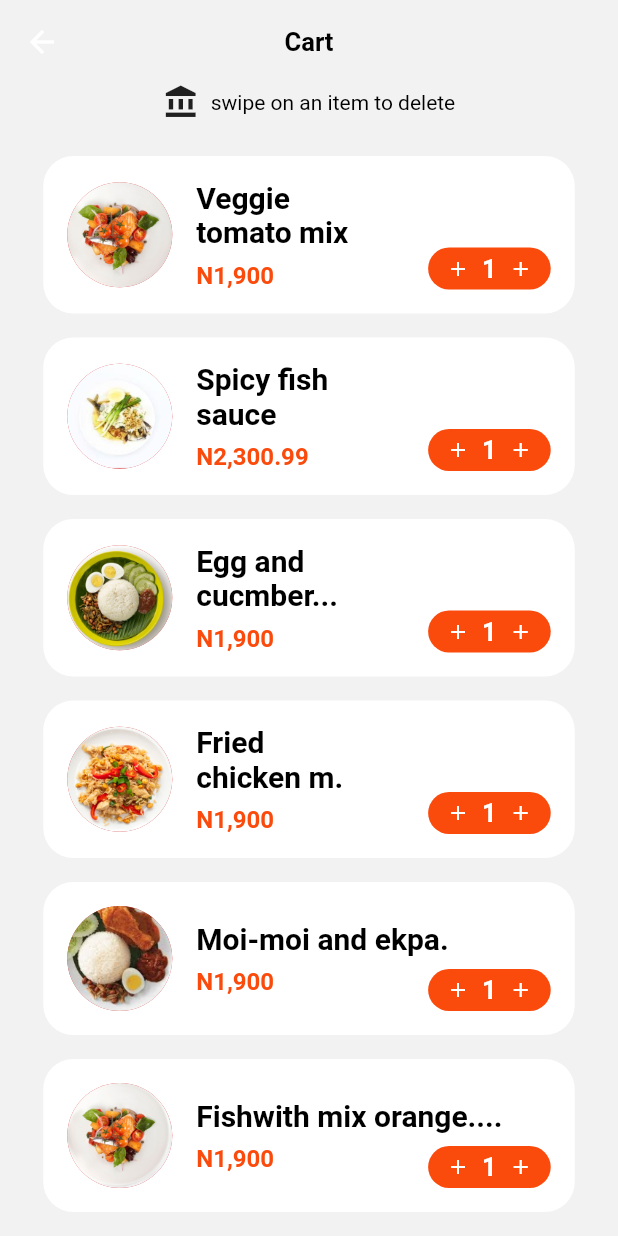
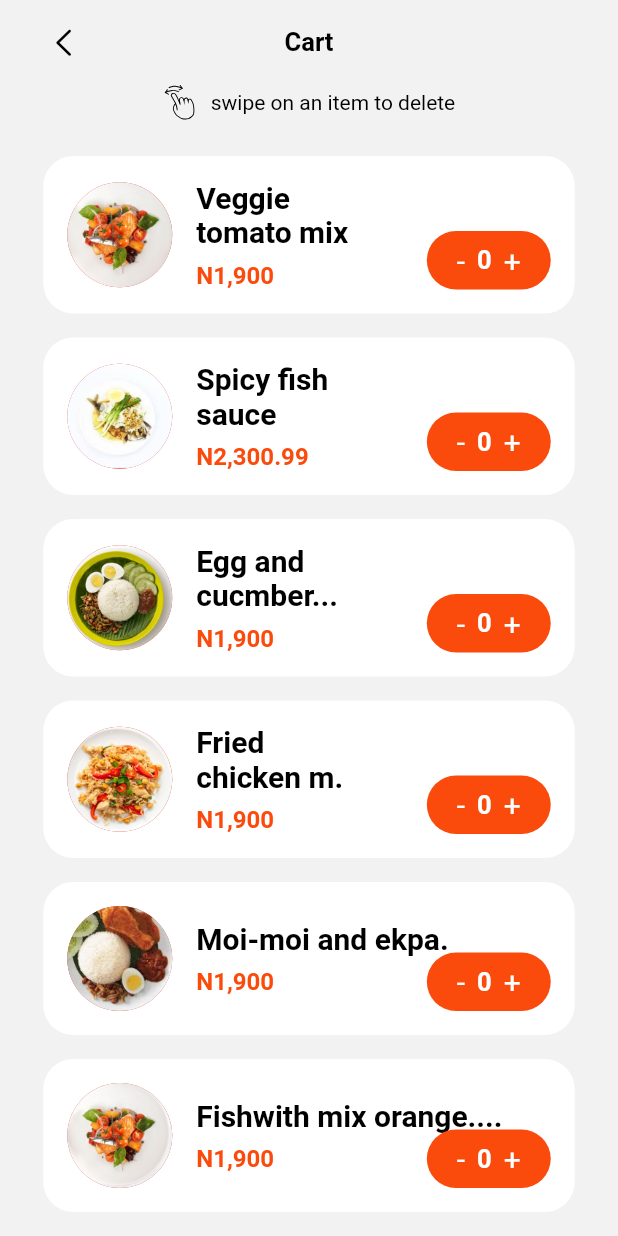
Before and after one commit to ManuelCasabel/food_delivery, a Flutter app: the CartScreen screen opened directly, on a phone screen of 412 x 824 dp. Run offline on Flutter 3.47's test engine with Material 2 defaults, Android fonts, the phone set to English and light mode, and no system bars; our stand-ins replace flutter_advanced_drawer, flutter_svg, get; Roboto replaces fonts that are missing (SF).

Commit message:
add quantity function in food controller for increment and decrement

```diff
--- a/lib/controllers/food_controller.dart
+++ b/lib/controllers/food_controller.dart
@@ -10,42 +10,87 @@ class FoodController extends GetxController{
 
   List<Item> itemsList = [
     Item(
+        id: 1,
+        quantity: 0,
         img: 'assets/images/food-img1.png',
         name: 'Veggie \ntomato mix',
         price: 'N1,900',
-        returnPolicy: 'All our foods are double checked before leaving our stores so by any case you found a broken food please contact our hotline immediately.',
-        deliveryInfo: 'Delivered between monday aug and thursday 20 from 8pm to 91:32 pm'),
+        returnPolicy:
+        'All our foods are double checked before leaving our stores so by any case you found a broken food please contact our hotline immediately.',
+        deliveryInfo:
+        'Delivered between monday aug and thursday 20 from 8pm to 91:32 pm'),
     Item(
+        id: 2,
+        quantity: 0,
         img: 'assets/images/food-img2.png',
         name: 'Spicy fish \nsauce',
         price: 'N2,300.99',
-        deliveryInfo: 'Lorem ipsum dolor sit amet, consectetur adipiscing elit. Laoreet interdum enim, malesuada lacus sem quis. Sed euismod eu rhoncus convallis. Habitasse lacinia sit vestibulum, blandit feugiat accumsan. Eget sed nulla viverra volutpat tellus vestibulum aliquam.',
-        returnPolicy: 'Lorem ipsum dolor sit amet, consectetur adipiscing elit. A nibh rhoncus aliquet sagittis euismod dolor mauris. Sed purus lectus cras sit senectus. Rhoncus cursus ipsum elementum ultrices purus scelerisque magna. Volutpat sed libero habitant nunc, adipiscing turpis feugiat bibendum. Aliquet tellus dolor nunc bibendum iaculis quis blandit sit bibendum. Tincidunt ultrices mollis et consectetur diam nulla facilisis. At convallis aliquet adipiscing non ac feugiat. Ut volutpat porttitor volutpat phasellus vivamus. Eu nullam vel odio tincidunt malesuada imperdiet quis amet donec.'),
+        deliveryInfo:
+        'Lorem ipsum dolor sit amet, consectetur adipiscing elit. Laoreet interdum enim, malesuada lacus sem quis. Sed euismod eu rhoncus convallis. Habitasse lacinia sit vestibulum, blandit feugiat accumsan. Eget sed nulla viverra volutpat tellus vestibulum aliquam.',
+        returnPolicy:
+        'Lorem ipsum dolor sit amet, consectetur adipiscing elit. A nibh rhoncus aliquet sagittis euismod dolor mauris. Sed purus lectus cras sit senectus. Rhoncus cursus ipsum elementum ultrices purus scelerisque magna. Volutpat sed libero habitant nunc, adipiscing turpis feugiat bibendum. Aliquet tellus dolor nunc bibendum iaculis quis blandit sit bibendum. Tincidunt ultrices mollis et consectetur diam nulla facilisis. At convallis aliquet adipiscing non ac feugiat. Ut volutpat porttitor volutpat phasellus vivamus. Eu nullam vel odio tincidunt malesuada imperdiet quis amet donec.'),
     Item(
+        id: 3,
+        quantity: 0,
         img: 'assets/images/food-img3.png',
         name: 'Egg and \ncucmber...',
         price: 'N1,900',
-        deliveryInfo: 'Lorem ipsum dolor sit amet, consectetur adipiscing elit. Laoreet interdum enim, malesuada lacus sem quis. Sed euismod eu rhoncus convallis. Habitasse lacinia sit vestibulum, blandit feugiat accumsan. Eget sed nulla viverra volutpat tellus vestibulum aliquam.',
-        returnPolicy: 'Lorem ipsum dolor sit amet, consectetur adipiscing elit. Laoreet interdum enim, malesuada lacus sem quis. Sed euismod eu rhoncus convallis. Habitasse lacinia sit vestibulum, blandit feugiat accumsan. Eget sed nulla viverra volutpat tellus vestibulum aliquam.'),
+        deliveryInfo:
+        'Lorem ipsum dolor sit amet, consectetur adipiscing elit. Laoreet interdum enim, malesuada lacus sem quis. Sed euismod eu rhoncus convallis. Habitasse lacinia sit vestibulum, blandit feugiat accumsan. Eget sed nulla viverra volutpat tellus vestibulum aliquam.',
+        returnPolicy:
+        'Lorem ipsum dolor sit amet, consectetur adipiscing elit. Laoreet interdum enim, malesuada lacus sem quis. Sed euismod eu rhoncus convallis. Habitasse lacinia sit vestibulum, blandit feugiat accumsan. Eget sed nulla viverra volutpat tellus vestibulum aliquam.'),
     Item(
+        id: 4,
+        quantity: 0,
         img: 'assets/images/food-img4.png',
         name: 'Fried \nchicken m.',
         price: 'N1,900',
-        deliveryInfo: 'Lorem ipsum dolor sit amet, consectetur adipiscing elit. Laoreet interdum enim, malesuada lacus sem quis. Sed euismod eu rhoncus convallis. Habitasse lacinia sit vestibulum, blandit feugiat accumsan. Eget sed nulla viverra volutpat tellus vestibulum aliquam.',
-        returnPolicy: 'Lorem ipsum dolor sit amet, consectetur adipiscing elit. A nibh rhoncus aliquet sagittis euismod dolor mauris. Sed purus lectus cras sit senectus. Rhoncus cursus ipsum elementum ultrices purus scelerisque magna. Volutpat sed libero habitant nunc, adipiscing turpis feugiat bibendum. Aliquet tellus dolor nunc bibendum iaculis quis blandit sit bibendum. Tincidunt ultrices mollis et consectetur diam nulla facilisis. At convallis aliquet adipiscing non ac feugiat. Ut volutpat porttitor volutpat phasellus vivamus. Eu nullam vel odio tincidunt malesuada imperdiet quis amet donec.'),
+        deliveryInfo:
+        'Lorem ipsum dolor sit amet, consectetur adipiscing elit. Laoreet interdum enim, malesuada lacus sem quis. Sed euismod eu rhoncus convallis. Habitasse lacinia sit vestibulum, blandit feugiat accumsan. Eget sed nulla viverra volutpat tellus vestibulum aliquam.',
+        returnPolicy:
+        'Lorem ipsum dolor sit amet, consectetur adipiscing elit. A nibh rhoncus aliquet sagittis euismod dolor mauris. Sed purus lectus cras sit senectus. Rhoncus cursus ipsum elementum ultrices purus scelerisque magna. Volutpat sed libero habitant nunc, adipiscing turpis feugiat bibendum. Aliquet tellus dolor nunc bibendum iaculis quis blandit sit bibendum. Tincidunt ultrices mollis et consectetur diam nulla facilisis. At convallis aliquet adipiscing non ac feugiat. Ut volutpat porttitor volutpat phasellus vivamus. Eu nullam vel odio tincidunt malesuada imperdiet quis amet donec.'),
     Item(
+        id: 5,
+        quantity: 0,
         img: 'assets/images/food-img5.png',
         name: 'Moi-moi and ekpa.',
         price: 'N1,900',
-        deliveryInfo: 'Lorem ipsum dolor sit amet, consectetur adipiscing elit. Laoreet interdum enim, malesuada lacus sem quis. Sed euismod eu rhoncus convallis. Habitasse lacinia sit vestibulum, blandit feugiat accumsan. Eget sed nulla viverra volutpat tellus vestibulum aliquam.',
-        returnPolicy: 'Lorem ipsum dolor sit amet, consectetur adipiscing elit. A nibh rhoncus aliquet sagittis euismod dolor mauris. Sed purus lectus cras sit senectus. Rhoncus cursus ipsum elementum ultrices purus scelerisque magna. Volutpat sed libero habitant nunc, adipiscing turpis feugiat bibendum. Aliquet tellus dolor nunc bibendum iaculis quis blandit sit bibendum. Tincidunt ultrices mollis et consectetur diam nulla facilisis. At convallis aliquet adipiscing non ac feugiat. Ut volutpat porttitor volutpat phasellus vivamus. Eu nullam vel odio tincidunt malesuada imperdiet quis amet donec.'),
+        deliveryInfo:
+        'Lorem ipsum dolor sit amet, consectetur adipiscing elit. Laoreet interdum enim, malesuada lacus sem quis. Sed euismod eu rhoncus convallis. Habitasse lacinia sit vestibulum, blandit feugiat accumsan. Eget sed nulla viverra volutpat tellus vestibulum aliquam.',
+        returnPolicy:
+        'Lorem ipsum dolor sit amet, consectetur adipiscing elit. A nibh rhoncus aliquet sagittis euismod dolor mauris. Sed purus lectus cras sit senectus. Rhoncus cursus ipsum elementum ultrices purus scelerisque magna. Volutpat sed libero habitant nunc, adipiscing turpis feugiat bibendum. Aliquet tellus dolor nunc bibendum iaculis quis blandit sit bibendum. Tincidunt ultrices mollis et consectetur diam nulla facilisis. At convallis aliquet adipiscing non ac feugiat. Ut volutpat porttitor volutpat phasellus vivamus. Eu nullam vel odio tincidunt malesuada imperdiet quis amet donec.'),
     Item(
+        id: 6,
+        quantity: 0,
         img: 'assets/images/food-img6.png',
         name: 'Fishwith mix orange....',
         price: 'N1,900',
-        returnPolicy: 'Lorem ipsum dolor sit amet, consectetur adipiscing elit. A nibh rhoncus aliquet sagittis euismod dolor mauris. Sed purus lectus cras sit senectus. Rhoncus cursus ipsum elementum ultrices purus scelerisque magna. Volutpat sed libero habitant nunc, adipiscing turpis feugiat bibendum. Aliquet tellus dolor nunc bibendum iaculis quis blandit sit bibendum. Tincidunt ultrices mollis et consectetur diam nulla facilisis. At convallis aliquet adipiscing non ac feugiat. Ut volutpat porttitor volutpat phasellus vivamus. Eu nullam vel odio tincidunt malesuada imperdiet quis amet donec.',
-        deliveryInfo: 'Lorem ipsum dolor sit amet, consectetur adipiscing elit. Laoreet interdum enim, malesuada lacus sem quis. Sed euismod eu rhoncus convallis. Habitasse lacinia sit vestibulum, blandit feugiat accumsan. Eget sed nulla viverra volutpat tellus vestibulum aliquam.'),
+        returnPolicy:
+        'Lorem ipsum dolor sit amet, consectetur adipiscing elit. A nibh rhoncus aliquet sagittis euismod dolor mauris. Sed purus lectus cras sit senectus. Rhoncus cursus ipsum elementum ultrices purus scelerisque magna. Volutpat sed libero habitant nunc, adipiscing turpis feugiat bibendum. Aliquet tellus dolor nunc bibendum iaculis quis blandit sit bibendum. Tincidunt ultrices mollis et consectetur diam nulla facilisis. At convallis aliquet adipiscing non ac feugiat. Ut volutpat porttitor volutpat phasellus vivamus. Eu nullam vel odio tincidunt malesuada imperdiet quis amet donec.',
+        deliveryInfo:
+        'Lorem ipsum dolor sit amet, consectetur adipiscing elit. Laoreet interdum enim, malesuada lacus sem quis. Sed euismod eu rhoncus convallis. Habitasse lacinia sit vestibulum, blandit feugiat accumsan. Eget sed nulla viverra volutpat tellus vestibulum aliquam.'),
   ];
+
+  itemIncrement(Item item){
+    if(item.quantity <9){
+      item.quantity += 1;
+      update(['quantity']);
+    }else{
+      Get.snackbar('title', 'asdad');
+    }
+
+  }
+
+  itemDecrement(Item item){
+    if(item.quantity > 1){
+      item.quantity -= 1;
+      update(['quantity']);
+    }
+    else{
+      Get.snackbar('title', 'asdad');
+    }
+
+  }
 
 
 
--- a/lib/models/item.dart
+++ b/lib/models/item.dart
@@ -1,4 +1,6 @@
 class Item {
+  int id;
+  int quantity;
   String img;
   String name;
   String price;
@@ -6,48 +8,74 @@ class Item {
   String returnPolicy;
 
   Item(
-      {required this.img,
+      {required this.id,
+      required this.img,
       required this.name,
       required this.price,
       required this.deliveryInfo,
-      required this.returnPolicy});
+      required this.returnPolicy,
+      required this.quantity});
 }
 
 List<Item> itemsList = [
   Item(
+      id: 1,
+      quantity: 0,
       img: 'assets/images/food-img1.png',
       name: 'Veggie \ntomato mix',
       price: 'N1,900',
-      returnPolicy: 'All our foods are double checked before leaving our stores so by any case you found a broken food please contact our hotline immediately.',
-      deliveryInfo: 'Delivered between monday aug and thursday 20 from 8pm to 91:32 pm'),
+      returnPolicy:
+          'All our foods are double checked before leaving our stores so by any case you found a broken food please contact our hotline immediately.',
+      deliveryInfo:
+          'Delivered between monday aug and thursday 20 from 8pm to 91:32 pm'),
   Item(
+      id: 2,
+      quantity: 0,
       img: 'assets/images/food-img2.png',
       name: 'Spicy fish \nsauce',
       price: 'N2,300.99',
-      deliveryInfo: 'Lorem ipsum dolor sit amet, consectetur adipiscing elit. Laoreet interdum enim, malesuada lacus sem quis. Sed euismod eu rhoncus convallis. Habitasse lacinia sit vestibulum, blandit feugiat accumsan. Eget sed nulla viverra volutpat tellus vestibulum aliquam.',
-      returnPolicy: 'Lorem ipsum dolor sit amet, consectetur adipiscing elit. A nibh rhoncus aliquet sagittis euismod dolor mauris. Sed purus lectus cras sit senectus. Rhoncus cursus ipsum elementum ultrices purus scelerisque magna. Volutpat sed libero habitant nunc, adipiscing turpis feugiat bibendum. Aliquet tellus dolor nunc bibendum iaculis quis blandit sit bibendum. Tincidunt ultrices mollis et consectetur diam nulla facilisis. At convallis aliquet adipiscing non ac feugiat. Ut volutpat porttitor volutpat phasellus vivamus. Eu nullam vel odio tincidunt malesuada imperdiet quis amet donec.'),
+      deliveryInfo:
+          'Lorem ipsum dolor sit amet, consectetur adipiscing elit. Laoreet interdum enim, malesuada lacus sem quis. Sed euismod eu rhoncus convallis. Habitasse lacinia sit vestibulum, blandit feugiat accumsan. Eget sed nulla viverra volutpat tellus vestibulum aliquam.',
+      returnPolicy:
+          'Lorem ipsum dolor sit amet, consectetur adipiscing elit. A nibh rhoncus aliquet sagittis euismod dolor mauris. Sed purus lectus cras sit senectus. Rhoncus cursus ipsum elementum ultrices purus scelerisque magna. Volutpat sed libero habitant nunc, adipiscing turpis feugiat bibendum. Aliquet tellus dolor nunc bibendum iaculis quis blandit sit bibendum. Tincidunt ultrices mollis et consectetur diam nulla facilisis. At convallis aliquet adipiscing non ac feugiat. Ut volutpat porttitor volutpat phasellus vivamus. Eu nullam vel odio tincidunt malesuada imperdiet quis amet donec.'),
   Item(
+      id: 3,
+      quantity: 0,
       img: 'assets/images/food-img3.png',
       name: 'Egg and \ncucmber...',
       price: 'N1,900',
-      deliveryInfo: 'Lorem ipsum dolor sit amet, consectetur adipiscing elit. Laoreet interdum enim, malesuada lacus sem quis. Sed euismod eu rhoncus convallis. Habitasse lacinia sit vestibulum, blandit feugiat accumsan. Eget sed nulla viverra volutpat tellus vestibulum aliquam.',
-      returnPolicy: 'Lorem ipsum dolor sit amet, consectetur adipiscing elit. Laoreet interdum enim, malesuada lacus sem quis. Sed euismod eu rhoncus convallis. Habitasse lacinia sit vestibulum, blandit feugiat accumsan. Eget sed nulla viverra volutpat tellus vestibulum aliquam.'),
+      deliveryInfo:
+          'Lorem ipsum dolor sit amet, consectetur adipiscing elit. Laoreet interdum enim, malesuada lacus sem quis. Sed euismod eu rhoncus convallis. Habitasse lacinia sit vestibulum, blandit feugiat accumsan. Eget sed nulla viverra volutpat tellus vestibulum aliquam.',
+      returnPolicy:
+          'Lorem ipsum dolor sit amet, consectetur adipiscing elit. Laoreet interdum enim, malesuada lacus sem quis. Sed euismod eu rhoncus convallis. Habitasse lacinia sit vestibulum, blandit feugiat accumsan. Eget sed nulla viverra volutpat tellus vestibulum aliquam.'),
   Item(
+      id: 4,
+      quantity: 0,
       img: 'assets/images/food-img4.png',
       name: 'Fried \nchicken m.',
       price: 'N1,900',
-      deliveryInfo: 'Lorem ipsum dolor sit amet, consectetur adipiscing elit. Laoreet interdum enim, malesuada lacus sem quis. Sed euismod eu rhoncus convallis. Habitasse lacinia sit vestibulum, blandit feugiat accumsan. Eget sed nulla viverra volutpat tellus vestibulum aliquam.',
-      returnPolicy: 'Lorem ipsum dolor sit amet, consectetur adipiscing elit. A nibh rhoncus aliquet sagittis euismod dolor mauris. Sed purus lectus cras sit senectus. Rhoncus cursus ipsum elementum ultrices purus scelerisque magna. Volutpat sed libero habitant nunc, adipiscing turpis feugiat bibendum. Aliquet tellus dolor nunc bibendum iaculis quis blandit sit bibendum. Tincidunt ultrices mollis et consectetur diam nulla facilisis. At convallis aliquet adipiscing non ac feugiat. Ut volutpat porttitor volutpat phasellus vivamus. Eu nullam vel odio tincidunt malesuada imperdiet quis amet donec.'),
+      deliveryInfo:
+          'Lorem ipsum dolor sit amet, consectetur adipiscing elit. Laoreet interdum enim, malesuada lacus sem quis. Sed euismod eu rhoncus convallis. Habitasse lacinia sit vestibulum, blandit feugiat accumsan. Eget sed nulla viverra volutpat tellus vestibulum aliquam.',
+      returnPolicy:
+          'Lorem ipsum dolor sit amet, consectetur adipiscing elit. A nibh rhoncus aliquet sagittis euismod dolor mauris. Sed purus lectus cras sit senectus. Rhoncus cursus ipsum elementum ultrices purus scelerisque magna. Volutpat sed libero habitant nunc, adipiscing turpis feugiat bibendum. Aliquet tellus dolor nunc bibendum iaculis quis blandit sit bibendum. Tincidunt ultrices mollis et consectetur diam nulla facilisis. At convallis aliquet adipiscing non ac feugiat. Ut volutpat porttitor volutpat phasellus vivamus. Eu nullam vel odio tincidunt malesuada imperdiet quis amet donec.'),
   Item(
+      id: 5,
+      quantity: 0,
       img: 'assets/images/food-img5.png',
       name: 'Moi-moi and ekpa.',
       price: 'N1,900',
-      deliveryInfo: 'Lorem ipsum dolor sit amet, consectetur adipiscing elit. Laoreet interdum enim, malesuada lacus sem quis. Sed euismod eu rhoncus convallis. Habitasse lacinia sit vestibulum, blandit feugiat accumsan. Eget sed nulla viverra volutpat tellus vestibulum aliquam.',
-      returnPolicy: 'Lorem ipsum dolor sit amet, consectetur adipiscing elit. A nibh rhoncus aliquet sagittis euismod dolor mauris. Sed purus lectus cras sit senectus. Rhoncus cursus ipsum elementum ultrices purus scelerisque magna. Volutpat sed libero habitant nunc, adipiscing turpis feugiat bibendum. Aliquet tellus dolor nunc bibendum iaculis quis blandit sit bibendum. Tincidunt ultrices mollis et consectetur diam nulla facilisis. At convallis aliquet adipiscing non ac feugiat. Ut volutpat porttitor volutpat phasellus vivamus. Eu nullam vel odio tincidunt malesuada imperdiet quis amet donec.'),
+      deliveryInfo:
+          'Lorem ipsum dolor sit amet, consectetur adipiscing elit. Laoreet interdum enim, malesuada lacus sem quis. Sed euismod eu rhoncus convallis. Habitasse lacinia sit vestibulum, blandit feugiat accumsan. Eget sed nulla viverra volutpat tellus vestibulum aliquam.',
+      returnPolicy:
+          'Lorem ipsum dolor sit amet, consectetur adipiscing elit. A nibh rhoncus aliquet sagittis euismod dolor mauris. Sed purus lectus cras sit senectus. Rhoncus cursus ipsum elementum ultrices purus scelerisque magna. Volutpat sed libero habitant nunc, adipiscing turpis feugiat bibendum. Aliquet tellus dolor nunc bibendum iaculis quis blandit sit bibendum. Tincidunt ultrices mollis et consectetur diam nulla facilisis. At convallis aliquet adipiscing non ac feugiat. Ut volutpat porttitor volutpat phasellus vivamus. Eu nullam vel odio tincidunt malesuada imperdiet quis amet donec.'),
   Item(
+      id: 6,
+      quantity: 0,
       img: 'assets/images/food-img6.png',
       name: 'Fishwith mix orange....',
       price: 'N1,900',
-      returnPolicy: 'Lorem ipsum dolor sit amet, consectetur adipiscing elit. A nibh rhoncus aliquet sagittis euismod dolor mauris. Sed purus lectus cras sit senectus. Rhoncus cursus ipsum elementum ultrices purus scelerisque magna. Volutpat sed libero habitant nunc, adipiscing turpis feugiat bibendum. Aliquet tellus dolor nunc bibendum iaculis quis blandit sit bibendum. Tincidunt ultrices mollis et consectetur diam nulla facilisis. At convallis aliquet adipiscing non ac feugiat. Ut volutpat porttitor volutpat phasellus vivamus. Eu nullam vel odio tincidunt malesuada imperdiet quis amet donec.',
-      deliveryInfo: 'Lorem ipsum dolor sit amet, consectetur adipiscing elit. Laoreet interdum enim, malesuada lacus sem quis. Sed euismod eu rhoncus convallis. Habitasse lacinia sit vestibulum, blandit feugiat accumsan. Eget sed nulla viverra volutpat tellus vestibulum aliquam.'),
+      returnPolicy:
+          'Lorem ipsum dolor sit amet, consectetur adipiscing elit. A nibh rhoncus aliquet sagittis euismod dolor mauris. Sed purus lectus cras sit senectus. Rhoncus cursus ipsum elementum ultrices purus scelerisque magna. Volutpat sed libero habitant nunc, adipiscing turpis feugiat bibendum. Aliquet tellus dolor nunc bibendum iaculis quis blandit sit bibendum. Tincidunt ultrices mollis et consectetur diam nulla facilisis. At convallis aliquet adipiscing non ac feugiat. Ut volutpat porttitor volutpat phasellus vivamus. Eu nullam vel odio tincidunt malesuada imperdiet quis amet donec.',
+      deliveryInfo:
+          'Lorem ipsum dolor sit amet, consectetur adipiscing elit. Laoreet interdum enim, malesuada lacus sem quis. Sed euismod eu rhoncus convallis. Habitasse lacinia sit vestibulum, blandit feugiat accumsan. Eget sed nulla viverra volutpat tellus vestibulum aliquam.'),
 ];
--- a/lib/screens/cart_screen/cart_screen.dart
+++ b/lib/screens/cart_screen/cart_screen.dart
@@ -1,4 +1,7 @@
+import 'package:flutter/cupertino.dart';
 import 'package:flutter/material.dart';
+import 'package:flutter_svg/flutter_svg.dart';
+import 'package:food_delivery/controllers/food_controller.dart';
 import 'package:food_delivery/models/item.dart';
 import 'package:get/get.dart';
 
@@ -20,17 +23,14 @@ class _CartScreenState extends State<CartScreen> {
   Widget build(BuildContext context) {
     return SafeArea(
       child: Scaffold(
-        appBar: AppBar(
-          centerTitle: true,
-          title: Text('Cart',style: Theme.of(context).textTheme.bodyText1,),
-        ),
+        appBar: buildAppBar(context),
         body: Column(
 
           children: [
             Row(
               mainAxisAlignment: MainAxisAlignment.center,
               children: [
-                const Icon(Icons.account_balance),
+                SvgPicture.asset('assets/icons/touch_swipe.svg',width: 24,height: 24,),
                 const SizedBox(width: 8,),
                 Text('swipe on an item to delete',style: Theme.of(context).textTheme.bodyText2?.copyWith(color: Colors.black),),
               ],
@@ -54,6 +54,19 @@ class _CartScreenState extends State<CartScreen> {
       ),
     );
   }
+
+  AppBar buildAppBar(BuildContext context) {
+    return AppBar(
+        centerTitle: true,
+        title: Text('Cart',style: Theme.of(context).textTheme.bodyText1,),
+        leading: Padding(
+          padding: EdgeInsets.only(left: bodyMargin),
+          child: IconButton(onPressed: (){
+            Get.back();
+          }, icon: const Icon(CupertinoIcons.left_chevron,color: Colors.black,)),
+        ),
+      );
+  }
 }
 
 class ItemCard extends StatelessWidget {
@@ -65,6 +78,9 @@ class ItemCard extends StatelessWidget {
 
   @override
   Widget build(BuildContext context) {
+
+    var _controller = Get.find<FoodController>();
+
     return Stack(
       children: [
         Container(
@@ -109,11 +125,34 @@ class ItemCard extends StatelessWidget {
               child: Row(
                 children: [
                   const SizedBox(width: 8,),
-                  InkWell(onTap:(){},child: const Icon(Icons.add,color: Colors.white,size: 16,)),
-                  const SizedBox(width: 8,),
-                  Text('1',style: Theme.of(context).textTheme.bodyText1?.copyWith(color: Colors.white),),
-                  const SizedBox(width: 8,),
-                  InkWell(onTap:(){},child: const Icon(Icons.add,color: Colors.white,size: 16,)),
+                  Material(
+                    color: Colors.transparent,
+                    child: InkWell(
+                        splashColor: Colors.white.withOpacity(0.5),
+                        onTap:(){
+                          _controller.itemDecrement(item);
+                        },child: const Padding(
+                      padding: EdgeInsets.symmetric(horizontal: 8.0,vertical: 4),
+                      child: Text('-',style: TextStyle(color: Colors.white,fontSize: 20),),
+                    )),
+                  ),
+                  GetBuilder<FoodController>(
+                      id: 'quantity',
+                      builder: (GetxController controller) {
+                        return Text(item.quantity.toString(),style: Theme.of(context).textTheme.bodyText1?.copyWith(color: Colors.white));
+                      },
+                  ),
+                  Material(
+                    color: Colors.transparent,
+                    child: InkWell(
+                      splashColor: Colors.white.withOpacity(0.5),
+                        onTap:(){
+                      _controller.itemIncrement(item);
+                    },child: const Padding(
+                      padding: EdgeInsets.symmetric(horizontal: 8.0,vertical: 4),
+                      child: Text('+',style: TextStyle(color: Colors.white,fontSize: 20),),
+                    )),
+                  ),
                   const SizedBox(width: 8,),
                 ],
               ),
```
Also changed, not shown: assets/icons/touch_swipe.svg (added).
